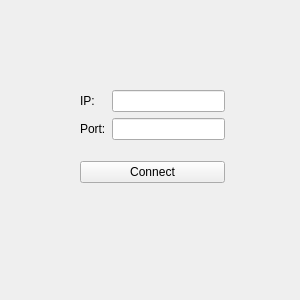
Before: the Qt Designer form ui/connection.ui in noduh/multiplayer-drawing, drawn with Qt 5.
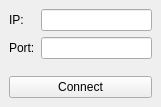
After: the same form once the commit is applied.

Commit message: updated connection ui and generated python version

Diff of the .ui file:
```diff
--- a/ui/connection.ui
+++ b/ui/connection.ui
@@ -6,8 +6,8 @@
    <rect>
     <x>0</x>
     <y>0</y>
-    <width>300</width>
-    <height>300</height>
+    <width>161</width>
+    <height>107</height>
    </rect>
   </property>
   <property name="sizePolicy">
@@ -23,15 +23,6 @@
    <property name="enabled">
     <bool>true</bool>
    </property>
-   <widget class="QWidget" name="verticalLayoutWidget">
-    <property name="geometry">
-     <rect>
-      <x>80</x>
-      <y>90</y>
-      <width>145</width>
-      <height>93</height>
-     </rect>
-    </property>
     <layout class="QVBoxLayout" name="verticalLayout">
      <item>
       <layout class="QFormLayout" name="formLayout">
@@ -65,7 +56,6 @@
       </widget>
      </item>
     </layout>
-   </widget>
   </widget>
  </widget>
  <resources/>
```
Left out of the diff: 6 changed lines with no effect on the pictures. Lines whose indentation alone changed are shown as unchanged. The commit also changes 1 other file.
